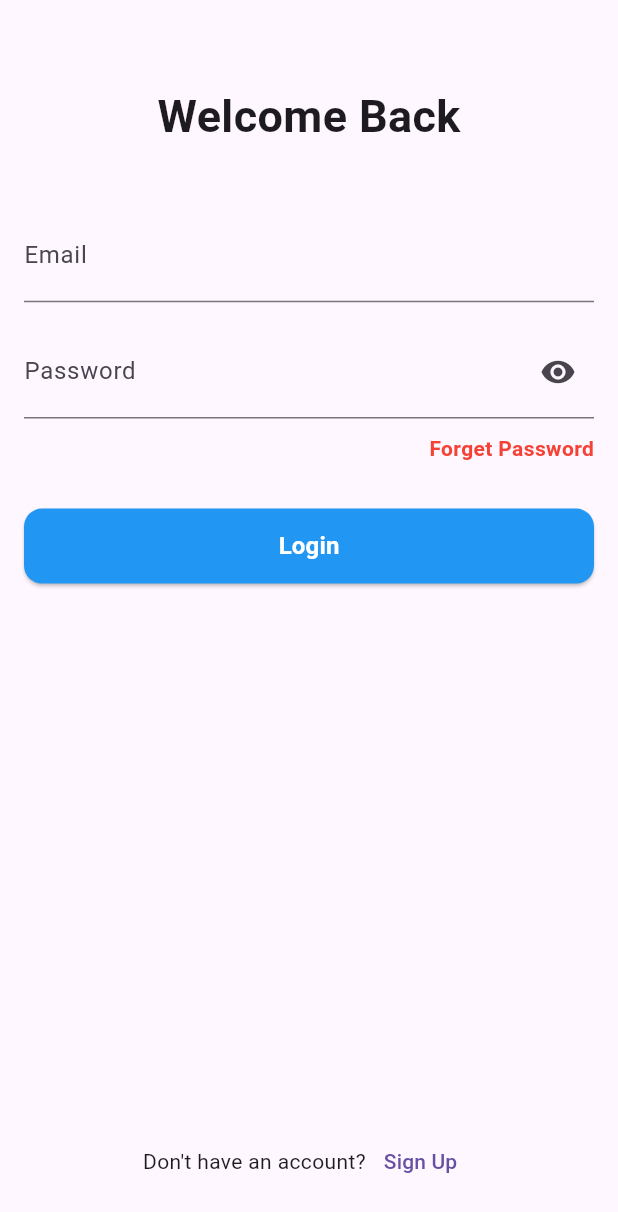
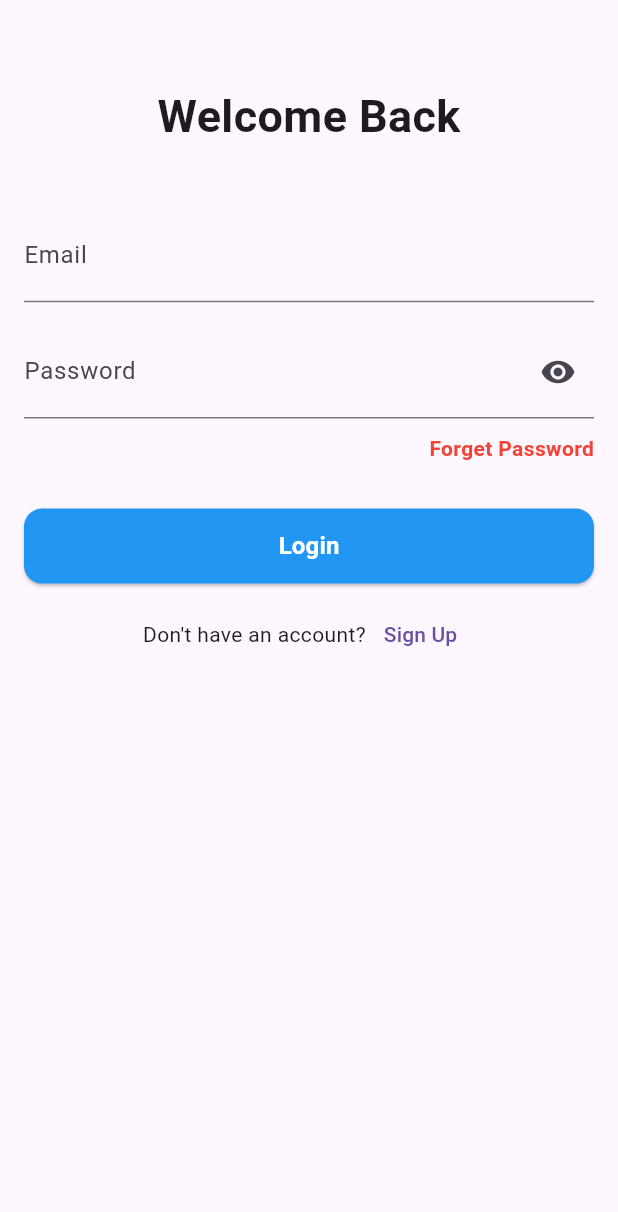
Before and after one commit to Sara2127365/travel_explorer, a Flutter app: the screen it shows after launch, after a tap on "Login", on a phone screen of 412 x 824 dp. Shown: the top 1212 px of the screen. Run offline on Flutter 3.47's test engine with Material 3 defaults, Android fonts, the phone set to English and light mode, and no system bars; our stand-ins replace cloud_firestore, dio, firebase_auth, firebase_core, firebase_messaging, flutter_bloc and 7 more; accounts and stored records are empty.

Commit message:
update auth

```diff
--- a/lib/feature/auth/presentation/ui/login_screen.dart
+++ b/lib/feature/auth/presentation/ui/login_screen.dart
@@ -158,9 +158,9 @@ class _LoginScreenState extends State<LoginScreen> {
                                 },
                               ),
 
-                              const Spacer(),
 
-                              const SizedBox(height: 30),
+
+                              const SizedBox(height: 10),
 
                               Row(
                                 mainAxisAlignment:
--- a/lib/feature/auth/presentation/ui/sign_up_screen.dart
+++ b/lib/feature/auth/presentation/ui/sign_up_screen.dart
@@ -150,9 +150,9 @@ class _SignUpScreenState extends State<SignUpScreen> {
                                 },
                               ),
 
-                              const Spacer(),
 
-                              const SizedBox(height: 30),
+
+                              const SizedBox(height: 10),
 
                               Row(
                                 mainAxisAlignment:
```
